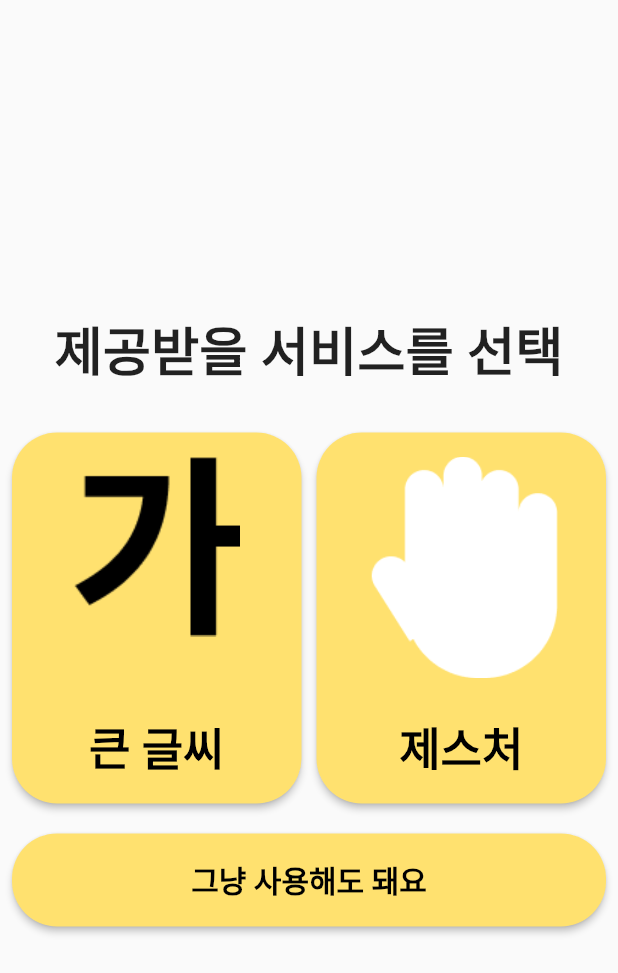
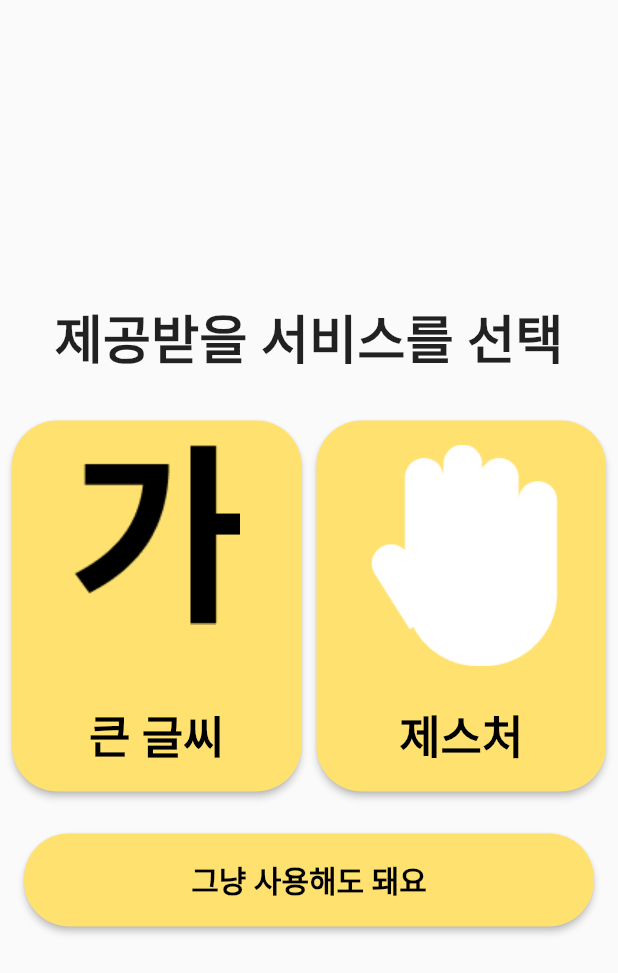
Before and after one commit to Ohh-Really/RingDingDong_front, a Flutter app: the screen it shows after launch, on a phone screen of 412 x 824 dp. Shown: the top 973 px of the screen. Run offline on Flutter 3.47's test engine with Material 2 defaults, Android fonts, the phone set to English and light mode, and no system bars; our stand-ins replace flutter_secure_storage, freezed_annotation, get, webview_flutter.

Commit message:
refactor: add padding to CommonButton
Signed-off-by: HeeRyun, Jin(qwertycvb) <jins4218@gmail.com>

```diff
--- a/lib/presentation/common_widgets.dart
+++ b/lib/presentation/common_widgets.dart
@@ -8,7 +8,9 @@ class CommonButton extends StatelessWidget {
 
   @override
   Widget build(BuildContext context) {
-    return ElevatedButton(
+    return Padding(
+      padding: const EdgeInsets.all(8.0),
+      child: ElevatedButton(
           onPressed: onPressed,
           child: Padding(
               padding: const EdgeInsets.all(16.0),
@@ -17,6 +19,7 @@ class CommonButton extends StatelessWidget {
                     color: Colors.black,
                     fontSize: 20.0,
                     fontWeight: FontWeight.bold,
-                ))));
+                  )))),
+    );
   }
 }
```
Lines whose indentation alone changed are shown as unchanged.
